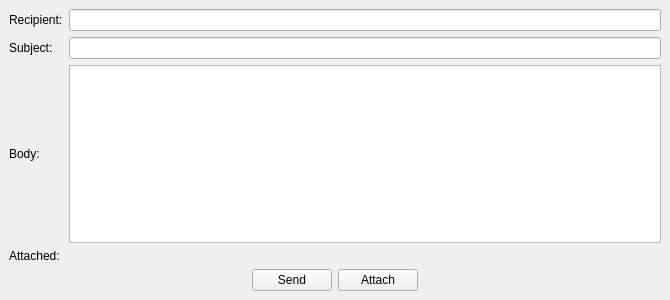
Old version of the form Lab4/SMTPSender/mainwindow.ui in the repository rodimov/NetworksLabs_SUT.
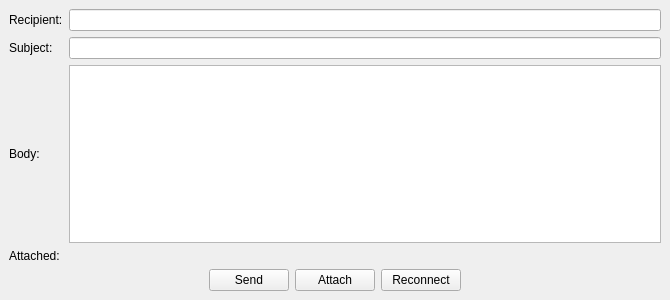
New version of the form.

Commit message: lab4 async socket

The edit to the form file:
```diff
--- a/Lab4/SMTPSender/mainwindow.ui
+++ b/Lab4/SMTPSender/mainwindow.ui
@@ -65,6 +65,13 @@
         </property>
        </widget>
       </item>
+      <item>
+       <widget class="QPushButton" name="reconnect">
+        <property name="text">
+         <string>Reconnect</string>
+        </property>
+       </widget>
+      </item>
       <item>
        <spacer name="horizontalSpacer">
         <property name="orientation">
```
The commit also changes 2 other files.
